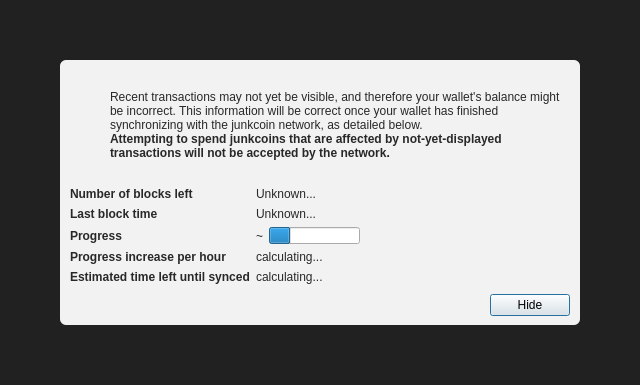
This is src/qt/forms/modaloverlay.ui in linkcoinproject/linkcoin as Qt 5 draws it before an edit. The edited form follows.
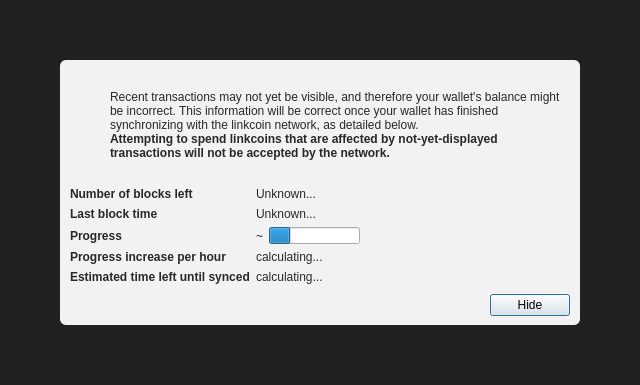
This is the edited form. Icons and pictures are not drawn.

Commit message:
rebrand: apply Linkcoin branding from master (logo, splash, icons) and finish Junkcoin->Linkcoin / JKC->LNC rename
- Use master's Linkcoin logo/splash: bitcoin.png/ico/icns, testnet icon, splash bitmaps
- Rewrite splashscreen to draw master splash bitmap, register /images resources in qrc
- Replace share/pixmaps desktop & installer icons and doc doxygen logo from master
- Ticker JKC->LNC (bitcoinunits, forms, tests), QSettings org/URI scheme/autostart/mac&win ids
- Data dir stays .linkcoin; drop leftover junkcoin strings from RPC, GUI, man, build.sh, msvc config

```diff
--- a/src/qt/forms/modaloverlay.ui
+++ b/src/qt/forms/modaloverlay.ui
@@ -130,7 +130,7 @@
              <item>
               <widget class="QLabel" name="infoText">
                <property name="text">
-                <string>Recent transactions may not yet be visible, and therefore your wallet's balance might be incorrect. This information will be correct once your wallet has finished synchronizing with the junkcoin network, as detailed below.</string>
+                <string>Recent transactions may not yet be visible, and therefore your wallet's balance might be incorrect. This information will be correct once your wallet has finished synchronizing with the linkcoin network, as detailed below.</string>
                </property>
                <property name="textFormat">
                 <enum>Qt::RichText</enum>
@@ -149,7 +149,7 @@
                 </font>
                </property>
                <property name="text">
-                <string>Attempting to spend junkcoins that are affected by not-yet-displayed transactions will not be accepted by the network.</string>
+                <string>Attempting to spend linkcoins that are affected by not-yet-displayed transactions will not be accepted by the network.</string>
                </property>
                <property name="textFormat">
                 <enum>Qt::RichText</enum>
```
The commit also changes 104 other files.
